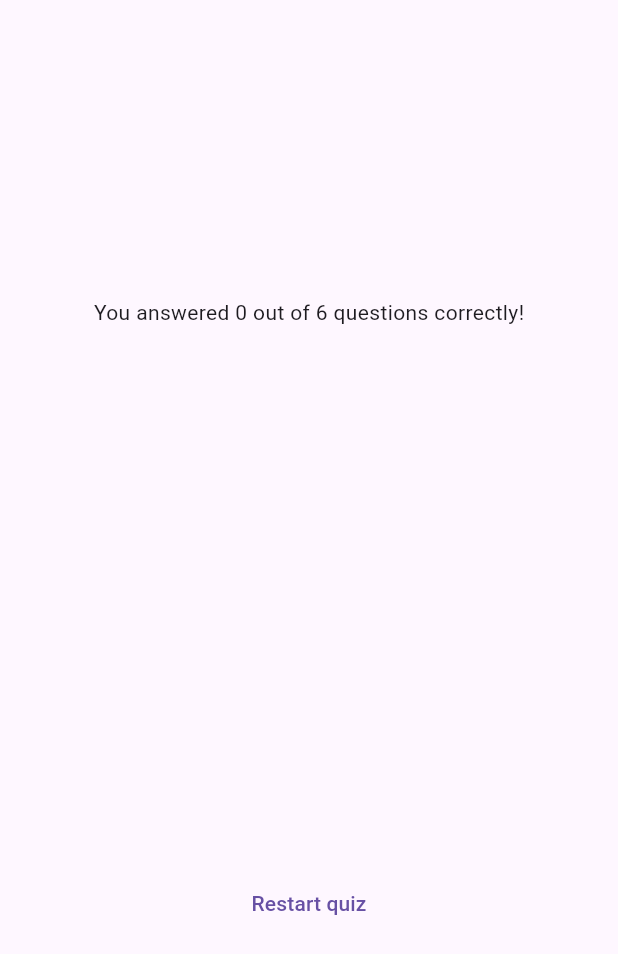
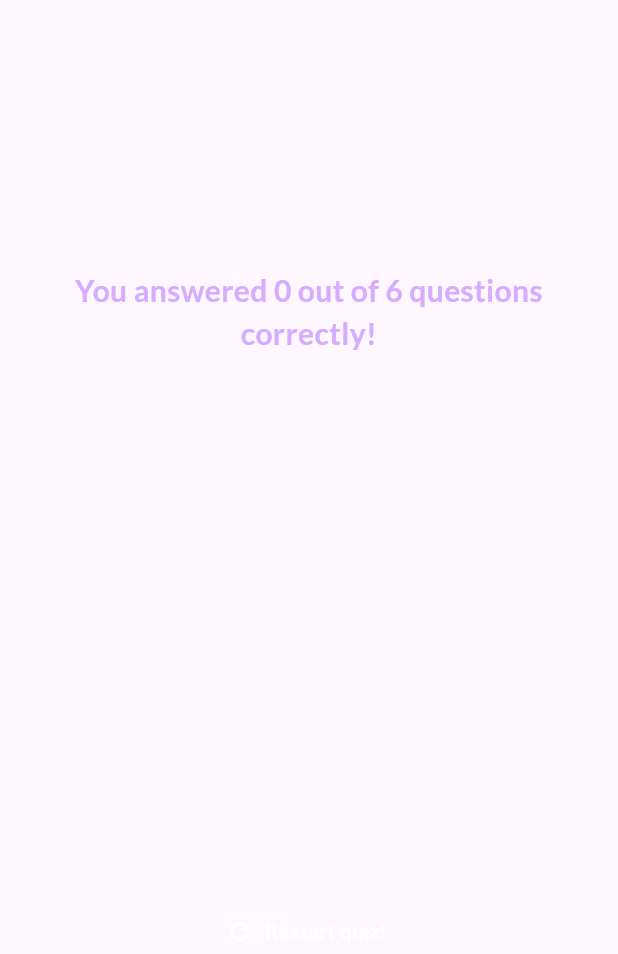
Before and after one commit to Rea97/flutter-course-quiz-app, a Flutter app: the ResultsScreen widget shown alone on an empty page, opened directly with empty values, on a phone screen of 412 x 824 dp. Shown: the top 954 px of the screen. Run offline on Flutter 3.47's test engine with Material 3 defaults, Android fonts, the phone set to English and light mode, and no system bars; our stand-ins replace google_fonts.

Commit message:
feat: Complete exercise regarding results screen and questions summary

```diff
--- a/lib/results_screen.dart
+++ b/lib/results_screen.dart
@@ -1,23 +1,26 @@
 import 'package:adv_basics/questions.dart';
 import 'package:adv_basics/questions_summary.dart';
 import 'package:flutter/material.dart';
+import 'package:google_fonts/google_fonts.dart';
 
 class ResultsScreen extends StatelessWidget {
   final List<String> chosenAnswers;
 
   final void Function() onRestartQuiz;
 
-  const ResultsScreen({super.key, required this.chosenAnswers, required this.onRestartQuiz});
+  const ResultsScreen(
+      {super.key, required this.chosenAnswers, required this.onRestartQuiz});
 
-  List<Map<String,Object>> getSummaryData() {
-    List<Map<String,Object>> summary = [];
+  List<Map<String, Object>> getSummaryData() {
+    List<Map<String, Object>> summary = [];
 
-    for(var i = 0; i < chosenAnswers.length; i++) {
+    for (var i = 0; i < chosenAnswers.length; i++) {
       summary.add({
         'question_index': i,
         'question': questions[i].text,
         'correct_answer': questions[i].answers.first,
         'user_answer': chosenAnswers[i],
+        'is_correct': chosenAnswers[i] == questions[i].answers.first,
       });
     }
 
@@ -27,8 +30,8 @@ class ResultsScreen extends StatelessWidget {
   @override
   Widget build(BuildContext context) {
     final int questionsLength = questions.length;
-    final int correctAnswersLength = getSummaryData().where((item){
-      return item['user_answer'] == item['correct_answer'];
+    final int correctAnswersLength = getSummaryData().where((item) {
+      return item['is_correct'] as bool;
     }).length;
 
     return SizedBox(
@@ -38,7 +41,15 @@ class ResultsScreen extends StatelessWidget {
         child: Column(
           mainAxisAlignment: MainAxisAlignment.center,
           children: [
-            Text('You answered $correctAnswersLength out of $questionsLength questions correctly!'),
+            Text(
+              'You answered $correctAnswersLength out of $questionsLength questions correctly!',
+              style: GoogleFonts.lato(
+                fontSize: 20,
+                color: const Color.fromARGB(255, 215, 172, 255),
+                fontWeight: FontWeight.bold,
+              ),
+              textAlign: TextAlign.center,
+            ),
             const SizedBox(
               height: 30,
             ),
@@ -46,9 +57,11 @@ class ResultsScreen extends StatelessWidget {
             const SizedBox(
               height: 30,
             ),
-            TextButton(
+            TextButton.icon(
+              icon: const Icon(Icons.refresh),
               onPressed: onRestartQuiz,
-              child: const Text('Restart quiz'),
+              label: const Text('Restart quiz!'),
+              style: TextButton.styleFrom(foregroundColor: Colors.white),
             )
           ],
         ),
```
Also changed, not shown: lib/questions_summary.dart (+49 -13 lines).
